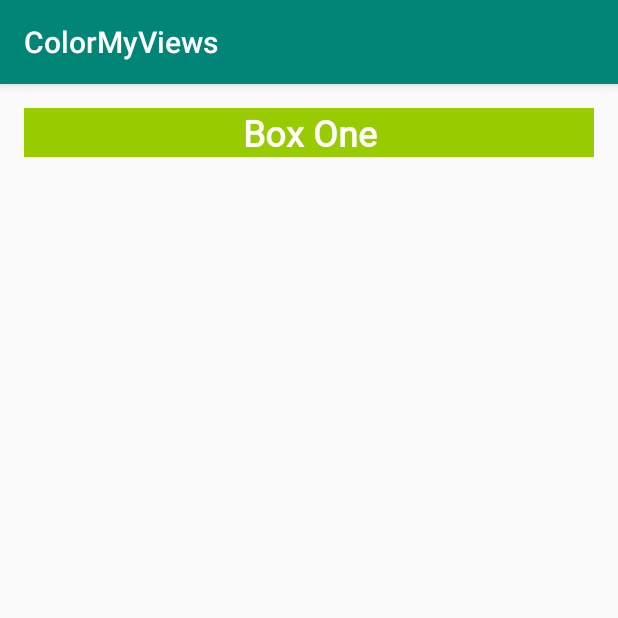
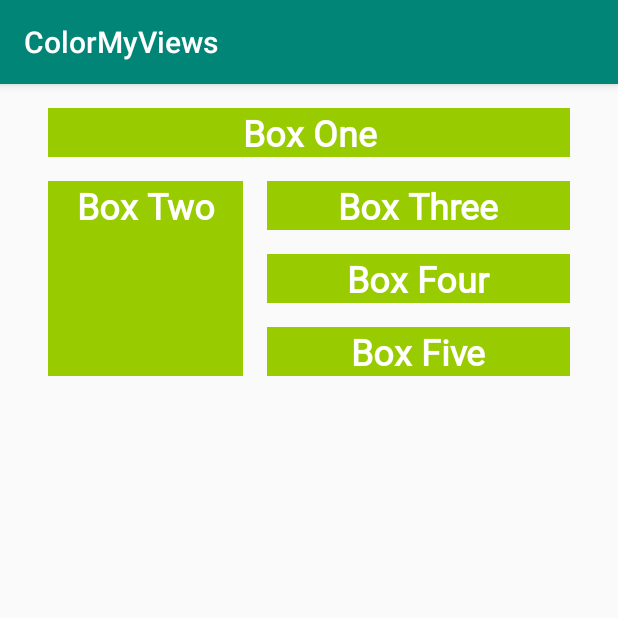
Before and after one commit to Inuasuraz/colormyviews_mobile_ajkob, an Android app: the screen it shows after launch (MainActivity), on a phone screen of 412 x 824 dp, the top half of it. Run offline under Robolectric (Android 15) with nearby library versions, the phone set to English and light mode, and no system bars.

Commit message:
TASK 4 : Create Chain

```diff
--- a/app/src/main/res/layout/activity_main.xml
+++ b/app/src/main/res/layout/activity_main.xml
@@ -5,7 +5,8 @@
         xmlns:app="http://schemas.android.com/apk/res-auto"
         android:layout_width="match_parent"
         android:layout_height="match_parent"
-        tools:context=".MainActivity">
+        tools:context=".MainActivity" android:layout_marginStart="@dimen/margin_wide"
+        android:layout_marginEnd="@dimen/margin_wide">
 
     <TextView
             android:layout_width="0dp"
@@ -16,6 +17,42 @@
             app:layout_constraintTop_toTopOf="parent" android:layout_marginTop="@dimen/margin_wide"
             android:layout_marginLeft="@dimen/margin_wide"
             android:layout_marginRight="@dimen/margin_wide" android:id="@+id/box_one_text" style="@style/whiteBox"
-            />
+    />
+    <TextView
+            android:text="@string/box_two"
+            android:layout_width="130dp"
+            android:layout_height="130dp"
+            android:id="@+id/box_two_text"
+            app:layout_constraintTop_toBottomOf="@+id/box_one_text"
+            app:layout_constraintStart_toStartOf="parent" android:layout_marginStart="16dp"
+            android:layout_marginTop="16dp" style="@style/whiteBox"/>
+    <TextView
+            android:text="@string/box_three"
+            android:layout_width="0dp"
+            android:layout_height="wrap_content"
+            android:id="@+id/box_three_text  " style="@style/whiteBox"
+            app:layout_constraintBottom_toTopOf="@+id/box_four_text  "
+            app:layout_constraintTop_toTopOf="@+id/box_two_text" app:layout_constraintStart_toEndOf="@+id/box_two_text"
+            android:layout_marginStart="16dp" app:layout_constraintEnd_toEndOf="parent"
+            android:layout_marginEnd="16dp"/>
+    <TextView
+            android:text="@string/box_four"
+            android:layout_width="0dp"
+            android:layout_height="wrap_content"
+            android:id="@+id/box_four_text  " style="@style/whiteBox"
+            app:layout_constraintTop_toBottomOf="@+id/box_three_text  "
+            app:layout_constraintBottom_toTopOf="@+id/box_five_text  "
+            app:layout_constraintStart_toEndOf="@+id/box_two_text" android:layout_marginStart="16dp"
+            app:layout_constraintEnd_toEndOf="parent" android:layout_marginEnd="16dp"
+            android:layout_marginTop="@dimen/margin_wide" android:layout_marginBottom="@dimen/margin_wide"/>
+    <TextView
+            android:text="@string/box_five"
+            android:layout_width="0dp"
+            android:layout_height="wrap_content"
+            android:id="@+id/box_five_text  " style="@style/whiteBox"
+            app:layout_constraintBottom_toBottomOf="@+id/box_two_text"
+            app:layout_constraintTop_toBottomOf="@+id/box_four_text  "
+            app:layout_constraintStart_toEndOf="@+id/box_two_text" android:layout_marginStart="16dp"
+            app:layout_constraintEnd_toEndOf="parent" android:layout_marginEnd="16dp"/>
 
 </androidx.constraintlayout.widget.ConstraintLayout>
--- a/app/src/main/res/values/strings.xml
+++ b/app/src/main/res/values/strings.xml
@@ -1,4 +1,8 @@
 <resources>
     <string name="app_name">ColorMyViews</string>
     <string name="box_one">Box One</string>
+    <string name="box_two">Box Two</string>
+    <string name="box_three">Box Three</string>
+    <string name="box_four">Box Four</string>
+    <string name="box_five">Box Five</string>
 </resources>
```
